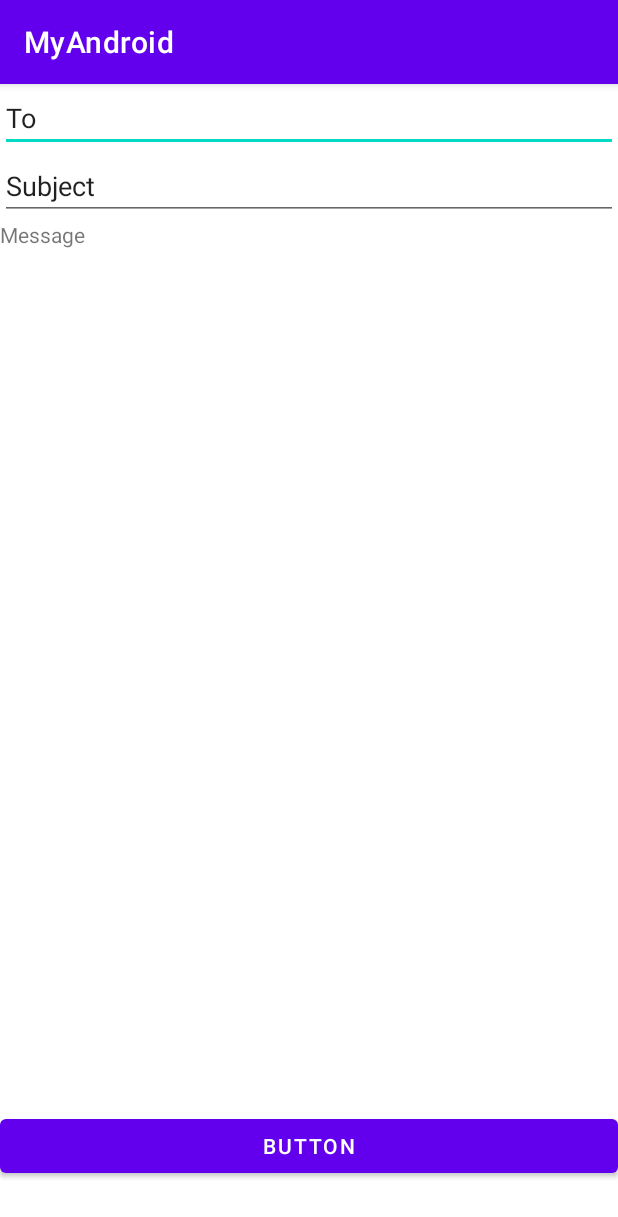
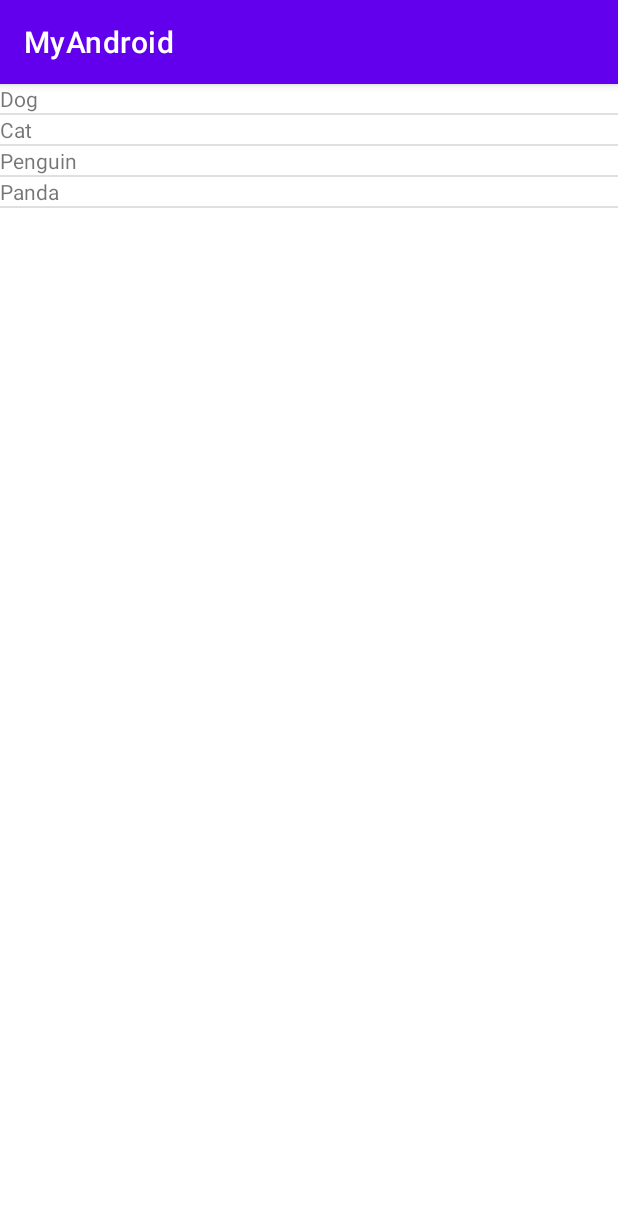
Before and after one commit to rentschlerm/-Mercado-_IT-Elec_2_1-30, an Android app: the screen it shows after launch (ThirdActivity before the commit, myList after it), after a tap on "BUTTON", on a phone screen of 412 x 824 dp. Shown: the top 1217 px of the screen. Run offline under Robolectric (Android 15) with nearby library versions, the phone set to English and light mode, and no system bars.

Commit message:
v2 List View

```diff
--- a/app/src/main/AndroidManifest.xml
+++ b/app/src/main/AndroidManifest.xml
@@ -11,6 +11,12 @@
         android:supportsRtl="true"
         android:theme="@style/Theme.MyAndroid"
         tools:targetApi="31">
+        <activity
+            android:name=".myList"
+            android:exported="false" />
+        <activity
+            android:name=".ListView"
+            android:exported="false" />
         <activity
             android:name=".ThirdActivity"
             android:exported="false" />
--- a/app/src/main/java/com/example/myandroid/MainActivity.java
+++ b/app/src/main/java/com/example/myandroid/MainActivity.java
@@ -31,14 +31,14 @@ public class MainActivity extends AppCompatActivity {
             public void onClick(View v) {
                 Log.i(TAG, "Button Clicked");
 
-                Intent intent = new Intent(MainActivity.this, SecondActivity.class);
+                Intent intent = new Intent(MainActivity.this, myList.class);
                 startActivity(intent);
             }
 
         });
         Button b = (Button) findViewById(R.id.M);
 
-        button.setOnClickListener(new View.OnClickListener() {
+        b.setOnClickListener(new View.OnClickListener() {
             @Override
             public void onClick(View v) {
                 Log.i(TAG, "Button Clicked");
--- /dev/null
+++ b/app/src/main/java/com/example/myandroid/myList.java
@@ -0,0 +1,26 @@
+package com.example.myandroid;
+
+import androidx.appcompat.app.AppCompatActivity;
+
+import android.content.Context;
+import android.os.Bundle;
+import android.widget.ArrayAdapter;
+import android.widget.ListView;
+import android.widget.TextView;
+
+import java.util.List;
+
+public class myList extends AppCompatActivity {
+
+    String listItem [] ;
+    ListView listView;
+    @Override
+    protected void onCreate(Bundle savedInstanceState) {
+        super.onCreate(savedInstanceState);
+        setContentView(R.layout.activity_my_list);
+        listView = (ListView) findViewById(R.id.listView);
+        listItem = getResources().getStringArray(R.array.List_Item);
+        ArrayAdapter<String> arrayAdapter = new ArrayAdapter<String>(this,R.layout.activity_list_view,R.id.textView, listItem);
+        listView.setAdapter(arrayAdapter);
+    }
+}
--- /dev/null
+++ b/app/src/main/res/layout/activity_list_view.xml
@@ -0,0 +1,14 @@
+<?xml version="1.0" encoding="utf-8"?>
+<LinearLayout xmlns:android="http://schemas.android.com/apk/res/android"
+    xmlns:app="http://schemas.android.com/apk/res-auto"
+    xmlns:tools="http://schemas.android.com/tools"
+    android:layout_width="match_parent"
+    android:layout_height="match_parent"
+    tools:context=".ListView">
+
+    <TextView
+        android:layout_width="wrap_content"
+        android:layout_height="wrap_content"
+        android:id="@+id/textView"
+        android:text="text" />
+</LinearLayout>
--- /dev/null
+++ b/app/src/main/res/layout/activity_my_list.xml
@@ -0,0 +1,18 @@
+<?xml version="1.0" encoding="utf-8"?>
+<androidx.constraintlayout.widget.ConstraintLayout xmlns:android="http://schemas.android.com/apk/res/android"
+    xmlns:app="http://schemas.android.com/apk/res-auto"
+    xmlns:tools="http://schemas.android.com/tools"
+    android:layout_width="match_parent"
+    android:layout_height="match_parent"
+    tools:context=".myList">
+
+
+    <ListView
+        android:layout_width="match_parent"
+        android:layout_height="match_parent"
+        android:id="@+id/listView"
+        app:layout_constraintBottom_toBottomOf="parent"
+        app:layout_constraintEnd_toEndOf="parent"
+        app:layout_constraintStart_toStartOf="parent"
+        app:layout_constraintTop_toTopOf="parent" />
+</androidx.constraintlayout.widget.ConstraintLayout>
--- a/app/src/main/res/layout/activity_third.xml
+++ b/app/src/main/res/layout/activity_third.xml
@@ -31,7 +31,7 @@
         <TextView
             android:id="@+id/textView4"
             android:layout_width="match_parent"
-            android:layout_height="593dp"
+            android:layout_height="393dp"
             android:text="Message" />
 
         <Button
--- /dev/null
+++ b/app/src/main/res/values/array.xml
@@ -0,0 +1,14 @@
+<?xml version="1.0" encoding="utf-8"?>
+<resources>
+    <string-array name="robot">
+        <item>Voltes 5</item>
+        <item>Optimus</item>
+    </string-array>
+
+    <string-array name="List_Item">
+        <item>Dog</item>
+        <item>Cat</item>
+        <item>Penguin</item>
+        <item>Panda</item>
+    </string-array>
+</resources>
```
Also changed, not shown: app/src/main/java/com/example/myandroid/ListView.java (added, +14 -0 lines), app/src/main/res/layout/activity_main.xml (+15 -2 lines), app/src/main/res/layout/activity_second.xml (+37 -2 lines).
